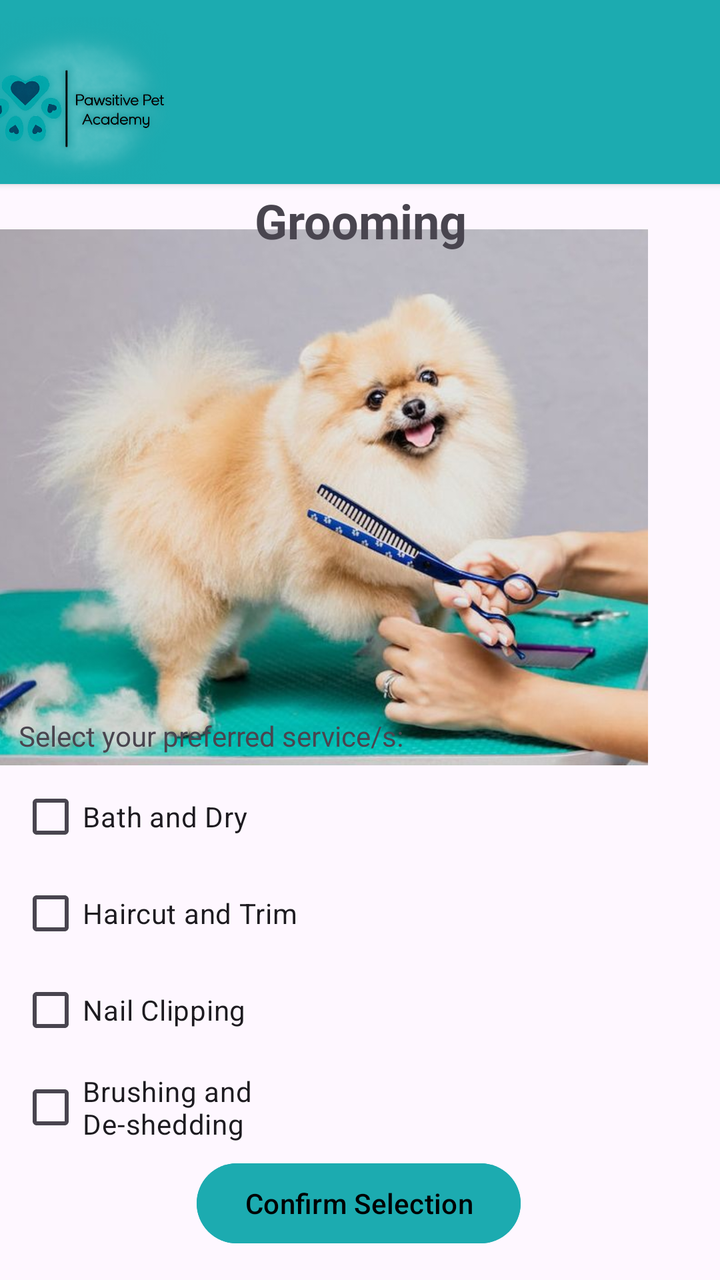
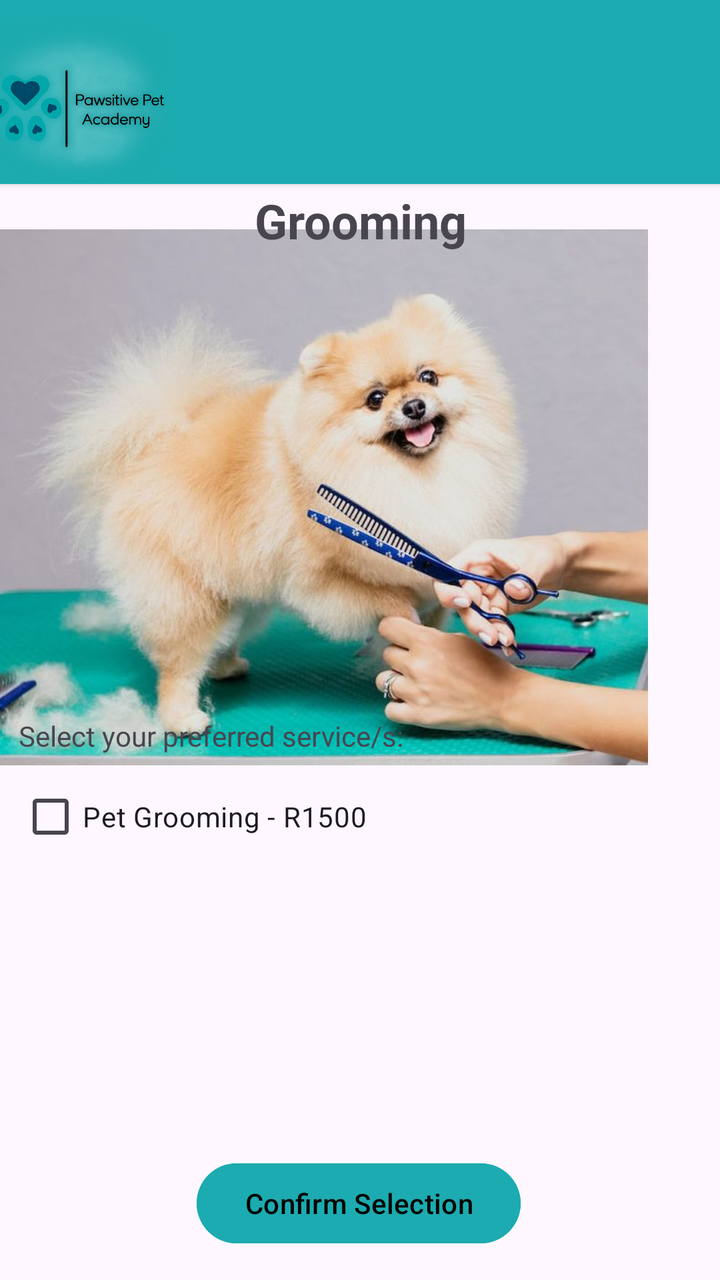

An Android layout rendered at two revisions. The XML below is the earlier revision; the diff shows what the commit changed to produce the second picture.
<!-- AndroidManifest.xml: application theme Theme.PawsitivePets -->
<!-- res/layout/activity_grooming.xml -->
<?xml version="1.0" encoding="utf-8"?>
<androidx.constraintlayout.widget.ConstraintLayout
    xmlns:android="http://schemas.android.com/apk/res/android"
    xmlns:tools="http://schemas.android.com/tools"
    xmlns:app="http://schemas.android.com/apk/res-auto"
    android:id="@+id/main"
    android:layout_width="match_parent"
    android:layout_height="match_parent"
    tools:context=".Grooming">

    <ImageView
        android:id="@+id/imageView16"
        android:layout_width="408dp"
        android:layout_height="268dp"
        app:layout_constraintBottom_toBottomOf="parent"
        app:layout_constraintEnd_toEndOf="parent"
        app:layout_constraintHorizontal_bias="1.0"
        app:layout_constraintStart_toStartOf="parent"
        app:layout_constraintTop_toTopOf="@+id/cardView2"
        app:layout_constraintVertical_bias="0.308"
        app:srcCompat="@drawable/whatsapp_image_2026_09_22_at_09_33_25" />

    <TextView
        android:id="@+id/txtSelect7"
        android:layout_width="wrap_content"
        android:layout_height="wrap_content"
        android:text="Select your preferred service/s:"
        app:layout_constraintBottom_toBottomOf="parent"
        app:layout_constraintEnd_toEndOf="parent"
        app:layout_constraintHorizontal_bias="0.055"
        app:layout_constraintStart_toStartOf="parent"
        app:layout_constraintTop_toTopOf="parent"
        app:layout_constraintVertical_bias="0.577" />

    <CheckBox
        android:id="@+id/checkBathAndDry"
        android:layout_width="176dp"
        android:layout_height="56dp"
        android:text="Bath and Dry"
        app:layout_constraintBottom_toBottomOf="parent"
        app:layout_constraintEnd_toEndOf="parent"
        app:layout_constraintHorizontal_bias="0.051"
        app:layout_constraintStart_toStartOf="parent"
        app:layout_constraintTop_toTopOf="parent"
        app:layout_constraintVertical_bias="0.651" />

    <CheckBox
        android:id="@+id/checkHaircutAndTrim"
        android:layout_width="176dp"
        android:layout_height="56dp"
        android:text="Haircut and Trim"
        app:layout_constraintBottom_toBottomOf="parent"
        app:layout_constraintEnd_toEndOf="parent"
        app:layout_constraintHorizontal_bias="0.051"
        app:layout_constraintStart_toStartOf="parent"
        app:layout_constraintTop_toTopOf="parent"
        app:layout_constraintVertical_bias="0.734" />

    <Button
        android:id="@+id/btnConfirmSelection3"
        android:layout_width="wrap_content"
        android:layout_height="wrap_content"
        android:backgroundTint="#1CABB0"
        android:text="Confirm Selection"
        android:textColor="@color/black"
        app:layout_constraintBottom_toBottomOf="parent"
        app:layout_constraintEnd_toEndOf="parent"
        app:layout_constraintHorizontal_bias="0.497"
        app:layout_constraintStart_toStartOf="parent"
        app:layout_constraintTop_toTopOf="parent"
        app:layout_constraintVertical_bias="0.976" />

    <CheckBox
        android:id="@+id/checkNailClippng"
        android:layout_width="176dp"
        android:layout_height="56dp"
        android:text="Nail Clipping"
        app:layout_constraintBottom_toBottomOf="parent"
        app:layout_constraintEnd_toEndOf="parent"
        app:layout_constraintHorizontal_bias="0.051"
        app:layout_constraintStart_toStartOf="parent"
        app:layout_constraintTop_toTopOf="parent"
        app:layout_constraintVertical_bias="0.817" />

    <CheckBox
        android:id="@+id/checkBrushingAndDeshedding"
        android:layout_width="176dp"
        android:layout_height="56dp"
        android:text="Brushing and De-shedding"
        app:layout_constraintBottom_toBottomOf="parent"
        app:layout_constraintEnd_toEndOf="parent"
        app:layout_constraintHorizontal_bias="0.051"
        app:layout_constraintStart_toStartOf="parent"
        app:layout_constraintTop_toTopOf="parent"
        app:layout_constraintVertical_bias="0.9" />

    <androidx.cardview.widget.CardView
        android:id="@+id/cardView2"
        android:layout_width="414dp"
        android:layout_height="92dp"
        app:cardBackgroundColor="#1CABB0"
        app:layout_constraintBottom_toBottomOf="parent"
        app:layout_constraintEnd_toEndOf="parent"
        app:layout_constraintStart_toStartOf="parent"
        app:layout_constraintTop_toTopOf="parent"
        app:layout_constraintVertical_bias="0.0">

        <ImageView
            android:id="@+id/imageView"
            android:layout_width="130dp"
            android:layout_height="match_parent"
            app:srcCompat="@drawable/logo_1" />
    </androidx.cardview.widget.CardView>

    <TextView
        android:id="@+id/txtGrooming"
        android:layout_width="161dp"
        android:layout_height="37dp"
        android:gravity="center"
        android:text="Grooming"
        android:textSize="24sp"
        android:textStyle="bold"
        app:layout_constraintBottom_toBottomOf="parent"
        app:layout_constraintEnd_toEndOf="parent"
        app:layout_constraintStart_toStartOf="parent"
        app:layout_constraintTop_toTopOf="@+id/cardView2"
        app:layout_constraintVertical_bias="0.152" />
</androidx.constraintlayout.widget.ConstraintLayout>
<!-- resources referenced by this layout -->
<resources>
  <color name="black">#FF000000</color>
  <!-- drawable logo_1: png bitmap (drawable, 235545 bytes) -->
  <!-- drawable whatsapp_image_2026_09_22_at_09_33_25: jpeg bitmap (drawable, 47841 bytes) -->
  <style name="Theme.PawsitivePets" parent="Base.Theme.PawsitivePets" />
  <style name="Base.Theme.PawsitivePets" parent="Theme.Material3.DayNight.NoActionBar">
          
          
      </style>
</resources>

<!-- the commit's change to res/layout/activity_grooming.xml (unified diff, before → after) -->
@@ -36,7 +36,7 @@
         android:id="@+id/checkBathAndDry"
         android:layout_width="176dp"
         android:layout_height="56dp"
-        android:text="Bath and Dry"
+        android:text="Pet Grooming - R1500"
         app:layout_constraintBottom_toBottomOf="parent"
         app:layout_constraintEnd_toEndOf="parent"
         app:layout_constraintHorizontal_bias="0.051"
@@ -44,17 +44,7 @@
         app:layout_constraintTop_toTopOf="parent"
         app:layout_constraintVertical_bias="0.651" />
 
-    <CheckBox
-        android:id="@+id/checkHaircutAndTrim"
-        android:layout_width="176dp"
-        android:layout_height="56dp"
-        android:text="Haircut and Trim"
-        app:layout_constraintBottom_toBottomOf="parent"
-        app:layout_constraintEnd_toEndOf="parent"
-        app:layout_constraintHorizontal_bias="0.051"
-        app:layout_constraintStart_toStartOf="parent"
-        app:layout_constraintTop_toTopOf="parent"
-        app:layout_constraintVertical_bias="0.734" />
+
 
     <Button
         android:id="@+id/btnConfirmSelection3"
@@ -70,29 +60,6 @@
         app:layout_constraintTop_toTopOf="parent"
         app:layout_constraintVertical_bias="0.976" />
 
-    <CheckBox
-        android:id="@+id/checkNailClippng"
-        android:layout_width="176dp"
-        android:layout_height="56dp"
-        android:text="Nail Clipping"
-        app:layout_constraintBottom_toBottomOf="parent"
-        app:layout_constraintEnd_toEndOf="parent"
-        app:layout_constraintHorizontal_bias="0.051"
-        app:layout_constraintStart_toStartOf="parent"
-        app:layout_constraintTop_toTopOf="parent"
-        app:layout_constraintVertical_bias="0.817" />
-
-    <CheckBox
-        android:id="@+id/checkBrushingAndDeshedding"
-        android:layout_width="176dp"
-        android:layout_height="56dp"
-        android:text="Brushing and De-shedding"
-        app:layout_constraintBottom_toBottomOf="parent"
-        app:layout_constraintEnd_toEndOf="parent"
-        app:layout_constraintHorizontal_bias="0.051"
-        app:layout_constraintStart_toStartOf="parent"
-        app:layout_constraintTop_toTopOf="parent"
-        app:layout_constraintVertical_bias="0.9" />
 
     <androidx.cardview.widget.CardView
         android:id="@+id/cardView2"
